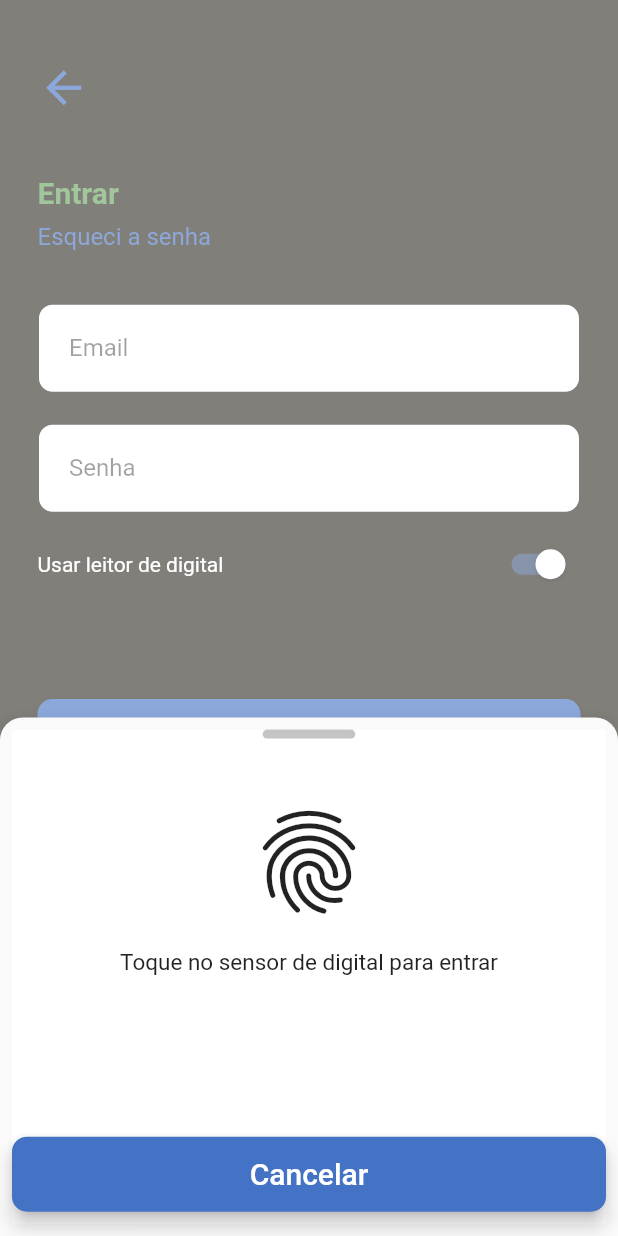
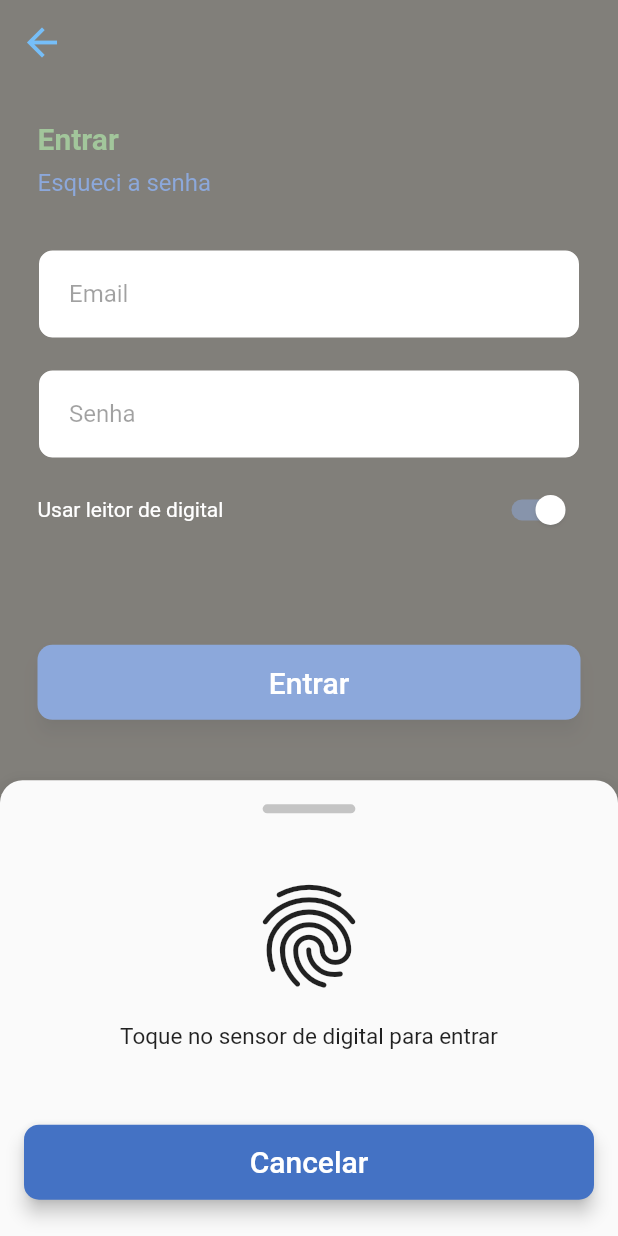
Before and after one commit to Gustavotc/psel-shinier-2021, a Flutter app: the screen it shows after launch, after a tap on "Entrar", on a phone screen of 412 x 824 dp. Run offline on Flutter 3.47's test engine with Material 2 defaults, Android fonts, the phone set to English and light mode, and no system bars.

Commit message:
Fix commit: forgot password page: layout corrections. New AppBar, and replacement of the ArrowBack icon. Page login with fingerprint: layout corrections. Full code descritive comments and code reduction.

```diff
--- a/lib/Screens/Login/components/body.dart
+++ b/lib/Screens/Login/components/body.dart
@@ -1,12 +1,13 @@
 import 'package:flutter/material.dart';
-import 'package:psel_shinier_2021/Screens/Login/components/forgot_password_page.dart';
+import 'package:psel_shinier_2021/Screens/Login/pages/forgot_password_page.dart';
 import 'package:psel_shinier_2021/Screens/Login/components/text_login.dart';
 import 'package:psel_shinier_2021/components/CustomButton.dart';
 import 'package:psel_shinier_2021/components/CustomTextField.dart';
 
 import 'forgot_password_button.dart';
-import 'use_fingerprint_page.dart';
+import '../pages/use_fingerprint_page.dart';
 
+//Class to create the body of the Login in Page
 class Body extends StatefulWidget {
   @override
   _BodyState createState() => _BodyState();
@@ -17,82 +18,58 @@ class _BodyState extends State<Body> {
 
   @override
   Widget build(BuildContext context) {
-    Size size = MediaQuery.of(context).size; //Screen Size
 
-    return SingleChildScrollView(
-          child: Container(
-        height: size.height,
-        width: double.infinity,
-        child: Padding(
+    Size size = MediaQuery.of(context).size; //Screen Size variable
+
+    return SingleChildScrollView( //Page ScrollView to prevent overflow when keyboard pops up
+    physics: NeverScrollableScrollPhysics(),
+      child: Container( //Container with Full screen size
+        height: size.height, // sets Full screen height
+        width: double.infinity, // sets Full screen widht
+        child: Padding( //Container content padding
           padding: EdgeInsets.all(25),
-          child: Column(
-            crossAxisAlignment: CrossAxisAlignment.start,
+          child: Column( //Column to organize the screen widgets
+            crossAxisAlignment: CrossAxisAlignment.start, // Horizontal aligment
             children: <Widget>[
-              Padding(
-                padding: const EdgeInsets.only(top: 16.0),
-                child: Icon(
-                  Icons.arrow_back,
-                  color: Color(0xff4472C4),
-                  size: 35,
-                ),
+              TextLogin(), //Simple Text
+              SizedBox(height: size.height * 0.01,), //Space between Login text and Forgot  my password text
+              ForgotPasswordButton( // Button to show the FotgetPasswordPage
+                onTap: () => forgotPasswordPage(context), //Calls forget password page
               ),
-              SizedBox(
-                height: size.height * 0.05,
-              ), //Space between arrow Icon and Login text
-              TextLogin(), //Simple Text
-              SizedBox(
-                height: size.height * 0.01,
-              ), //Space between Login text and Forgot  my password text
-              SingleChildScrollView(
-                            child: ForgotPasswordButton(
-                  onTap: () {forgotPasswordPage(context);},
-                ),
-              ),
-              SizedBox(
-                height: size.height * 0.03,
-              ),
-              CustomTextField(
+              SizedBox(height: size.height * 0.03,), //Space between Forgot  my password text and Email input textField
+              CustomTextField( //Email input textField
                 hint: "Email",
                 onChanged: (value) {/* To-Do onChanged */},
-                password: false,
+                password: false, //The content is not a password
               ),
-              CustomTextField(
+              CustomTextField( //Email input textField
                 hint: "Senha",
                 onChanged: (value) {/* To-Do onChanged */},
-                password: true,
+                password: true, //The content is a password (hides the text and another keyboard type)
               ),
-              Row(
+              Row( //Row to agroup a text and a switch
                 children: <Widget>[
-                  Text(
+                  Text( //press fingerprint sensor text
                     "Usar leitor de digital",
                     style: TextStyle(color: Colors.white),
                   ),
                   Spacer(), //Space to fill the row
-                  Switch(
+                  Switch( //Switch to choose use fingerprint or password
                     activeColor: Color(0xff4472C4),
                     thumbColor: MaterialStateProperty.all(Color(0xFFFFFFFF)),
-                    value: _useFingerPrint,
-                    onChanged: (bool value) {
-                      setState(() {
-                        _useFingerPrint = value;
+                    value: _useFingerPrint, //Variable to change the switch state
+                    onChanged: (bool value) { //bool value receives the new switch state
+                      setState(() { //setState to update the widget
+                        _useFingerPrint = value; //Changes the local variable value
                       });
                     },
                   ),
                 ],
               ),
-              SizedBox(
-                height: size.height * 0.08,
-              ),
-              CustomButton(
+              SizedBox(height: size.height * 0.08,), // Space between the Row and the sign-in button
+              CustomButton( //Sign-in button
                 text: "Entrar",
-                onPressed: () {
-                  FocusScope.of(context).unfocus(); //Removes the keyboard focus to close it (it prevents erros case the login fail)
-                  _useFingerPrint
-                      ? useFirgerPrintPage(context)
-                      : () {
-                          /* To-Do onPressed case Switch is off */
-                        };
-                },
+                onPressed: () => _signin() //calls onPressed Function
               ),
             ],
           ),
@@ -100,4 +77,14 @@ class _BodyState extends State<Body> {
       ),
     );
   }
+
+  //Function validate Login
+  _signin(){
+    FocusScope.of(context).unfocus(); //Removes the keyboard focus to close it (prevents errors case the login fails)
+    _useFingerPrint //Verifies the authentication method
+        ? useFirgerPrintPage(context) //Case true: use fingerprint sensor
+        : () {
+            /* To-Do onPressed case Switch is off */
+          };
+  }
 }
--- /dev/null
+++ b/lib/Screens/Login/components/custom_decoration_container.dart
@@ -0,0 +1,20 @@
+import 'package:flutter/material.dart';
+
+//Class to create a rounded border decoration container
+class CustomDecorationContainer extends StatelessWidget {
+  const CustomDecorationContainer({
+    Key key,
+  }) : super(key: key);
+
+  @override
+  Widget build(BuildContext context) {
+    Size size = MediaQuery.of(context).size;
+
+    return Container(
+      width: size.width * 0.15,
+      height: 6,
+      decoration: BoxDecoration(
+          color: Color(0xffC4C4C4), borderRadius: BorderRadius.circular(30)),
+    );
+  }
+}
--- a/lib/Screens/Login/components/forgot_password_page.dart
+++ /dev/null
@@ -1,56 +0,0 @@
-import 'package:flutter/material.dart';
-import 'package:psel_shinier_2021/components/CustomButton.dart';
-import 'package:psel_shinier_2021/components/CustomTextField.dart';
-
-void forgotPasswordPage(context) {
-  Size size = MediaQuery.of(context).size;
-
-  showModalBottomSheet(
-      shape: RoundedRectangleBorder(
-          borderRadius: BorderRadius.only(
-        topLeft: Radius.circular(15),
-        topRight: Radius.circular(15),
-      )),
-      barrierColor: Colors.white38,
-      elevation: 10,
-      context: context,
-      builder: (BuildContext bc) {
-        return Padding(
-          padding: const EdgeInsets.all(16.0),
-          child: Center(
-            child: Expanded(
-              child: Column(
-                mainAxisAlignment: MainAxisAlignment.spaceBetween,
-                children: [
-                  Container(
-                    width: size.width * 0.15,
-                    height: 6,
-                    decoration: BoxDecoration(
-                        color: Color(0xffC4C4C4),
-                        borderRadius: BorderRadius.circular(30)),
-                  ),
-                  Text(
-                    "Esqueci a senha",
-                    style: TextStyle(fontSize: 20, fontWeight: FontWeight.bold),
-                  ),
-                  Container(
-                    width: size.width * 0.7,
-                    child: Text(
-                      "Informe o email utilizado em seu cadastro para recuperar a senha.",
-                      style: TextStyle(fontSize: 16),
-                      textAlign: TextAlign.center,
-                    ),
-                  ),
-                  CustomTextField(
-                      onChanged: (value) {}, hint: "Email", password: false),
-                  CustomButton(
-                    text: "Continuar",
-                    onPressed: () {},
-                  ),
-                ],
-              ),
-            ),
-          ),
-        );
-      });
-}
--- a/lib/Screens/Login/components/use_fingerprint_page.dart
+++ /dev/null
@@ -1,67 +0,0 @@
-import 'package:flutter/material.dart';
-import 'package:psel_shinier_2021/components/CustomButton.dart';
-
-void useFirgerPrintPage(context) {
-  Size size = MediaQuery.of(context).size;
-
-  showModalBottomSheet(
-      shape: RoundedRectangleBorder(
-          borderRadius: BorderRadius.only(
-        topLeft: Radius.circular(15),
-        topRight: Radius.circular(15),
-      )),
-      barrierColor: Colors.white38,
-      elevation: 10,
-      context: context,
-      builder: (BuildContext bc) {
-        return ClipRRect(
-          borderRadius: BorderRadius.only(
-              topLeft: Radius.circular(30), topRight: Radius.circular(30)),
-          child: Padding(
-            padding: EdgeInsets.all(8),
-            child: Container(
-              color: Colors.white,
-              height: MediaQuery.of(context).size.height * 0.4, //Height of the page
-              child: Padding(
-                padding: EdgeInsets.all(0),
-                child: Column(
-                  crossAxisAlignment: CrossAxisAlignment.center,
-                  children: <Widget>[
-                    Container(
-                      width: size.width * 0.15,
-                      height: 6,
-                      decoration: BoxDecoration(
-                          color: Color(0xffC4C4C4),
-                          borderRadius: BorderRadius.circular(30)),
-                    ),
-                    SizedBox(
-                        height: size.height *
-                            0.05), //Space between Container and Icon
-                    Icon(Icons.fingerprint, size: size.width * 0.2),
-                    SizedBox(
-                        height:
-                            size.height * 0.02), //Space between Icon and Text
-                    Text(
-                      "Toque no sensor de digital para entrar",
-                      style: TextStyle(fontSize: 15),
-                    ),
-                    SizedBox(
-                      height: size.height * 0.01,
-                    ),
-                    Spacer(),
-                    CustomButton(
-                        text: "Cancelar",
-                        onPressed: () {
-                          Navigator.pop(context);
-                        }),
-                    SizedBox(
-                        height: size.height *
-                            0.01), //Space between Text and Bottom border
-                  ],
-                ),
-              ),
-            ),
-          ),
-        );
-      });
-}
--- a/lib/Screens/Login/login_screen.dart
+++ b/lib/Screens/Login/login_screen.dart
@@ -11,9 +11,17 @@ class _LoginScreenState extends State<LoginScreen> {
   @override
   Widget build(BuildContext context) {
     return Scaffold(
-      resizeToAvoidBottomInset: false,
-      backgroundColor: Color(0xff332F27),
-      body: Body()
+      appBar: AppBar(
+        elevation: 0, //AppBar with no elevation
+        backgroundColor: Color(0xff332F27), //AppBar with same colos as the screen
+        leading: IconButton( //AppBar Button on the left
+            icon: Icon(Icons.arrow_back, size: 30) //Icon
+            , onPressed: (){/* To-Do onPressed */ }, //onPressed Function
+            color: Colors.blue, //Icon Color
+            ),
+        ),
+      backgroundColor: Color(0xff332F27), //Scaffold background color
+      body: Body() //Body of the screen
     );
   }
 }
--- /dev/null
+++ b/lib/Screens/Login/pages/forgot_password_page.dart
@@ -0,0 +1,55 @@
+import 'package:flutter/material.dart';
+import 'package:psel_shinier_2021/components/CustomButton.dart';
+import 'package:psel_shinier_2021/components/CustomTextField.dart';
+
+import '../components/custom_decoration_container.dart';
+
+//Function to open a bottom sheet to recover password
+void forgotPasswordPage(context) {
+  Size size = MediaQuery.of(context).size; //Screen size variable
+
+  showModalBottomSheet( // Open bottom sheet
+      shape: RoundedRectangleBorder(   //Shape of the bottom sheet (top borders circulars)
+          borderRadius: BorderRadius.only(
+        topLeft: Radius.circular(15),
+        topRight: Radius.circular(15),
+      )),
+      barrierColor: Colors.white38, //Background color page
+      elevation: 10, //Elevation of the bottom sheet page
+      context: context,
+      builder: (BuildContext bc) {  //Build to create the bottom sheet page
+        return Padding(
+          padding: const EdgeInsets.all(16.0),
+          child: SingleChildScrollView(
+            child: Column( //Column with all the page widgets
+              mainAxisSize: MainAxisSize.min, //Height of the page
+              mainAxisAlignment: MainAxisAlignment.start, //Horizontal Aligment of the page
+              children: [
+                CustomDecorationContainer(), //Decoration Container
+                SizedBox(height: size.height *  0.04), //Space between Container and Forgot Password text
+                Text( //Forgot Password text
+                  "Esqueci a senha",
+                  style: TextStyle(fontSize: 20, fontWeight: FontWeight.bold),
+                ),
+                SizedBox( height: size.height * 0.04), //Space between Container and Forgot Password text
+                Container( //Recovery email text
+                  width: size.width * 0.7,
+                  child: Text(
+                    "Informe o email utilizado em seu cadastro para recuperar a senha.",
+                    style: TextStyle(fontSize: 16),
+                    textAlign: TextAlign.center,
+                  ),
+                ),
+                SizedBox(height: size.height * 0.04), //Space between Container and Forgot Password text
+                CustomTextField(onChanged: (value) {}, hint: "Email", password: false), //Email Input TextField
+                SizedBox(height: size.height *0.08), //Space between Container and Forgot Password text
+                CustomButton( // Continue Button
+                  text: "Continuar",
+                  onPressed: () {/* To-Do onPressed */},
+                ),
+              ],
+            ),
+          ),
+        );
+      });
+}
--- /dev/null
+++ b/lib/Screens/Login/pages/use_fingerprint_page.dart
@@ -0,0 +1,46 @@
+import 'package:flutter/material.dart';
+import 'package:psel_shinier_2021/Screens/Login/components/custom_decoration_container.dart';
+import 'package:psel_shinier_2021/components/CustomButton.dart';
+
+//Function to open a bottom sheet with sign-in informations
+void useFirgerPrintPage(context) {
+  Size size = MediaQuery.of(context).size;  //Screen size variable
+
+  showModalBottomSheet( // Open bottom sheet
+      shape: RoundedRectangleBorder(   //Shape of the bottom sheet (top borders circulars)
+          borderRadius: BorderRadius.only(
+        topLeft: Radius.circular(15),
+        topRight: Radius.circular(15),
+      )),
+      barrierColor: Colors.white38, //Background color page
+      elevation: 10, //Elevation of the bottom sheet page
+      context: context,
+      builder: (BuildContext bc) {  //Build to create the bottom sheet page
+        return Padding(
+          padding: const EdgeInsets.all(16.0),
+          child: SingleChildScrollView(
+            child: Column( //Column with all the page widgets
+              mainAxisSize: MainAxisSize.min, //Height of the page
+              mainAxisAlignment: MainAxisAlignment.start, //Horizontal Aligment of the page
+              children: [
+                CustomDecorationContainer(), //Decoration Container
+                SizedBox(height: size.height * 0.05), //Space between Container and Icon
+                    Icon(Icons.fingerprint, size: size.width * 0.2), // Fingerprint Icon
+                    SizedBox(height: size.height * 0.02), //Space between Icon and Text
+                    Text( //Touch the sensor text
+                      "Toque no sensor de digital para entrar",
+                      style: TextStyle(fontSize: 15),
+                    ),
+                    SizedBox(  height: size.height * 0.06), //Space between Touch the sensor Text and Button
+                    CustomButton( //Cancel Button
+                        text: "Cancelar",
+                        onPressed: () {
+                          Navigator.pop(context);
+                        }),
+                    SizedBox(height: size.height * 0.01), //Space between Text and Bottom border
+              ],
+            ),
+          ),
+        );
+      });
+}
```
